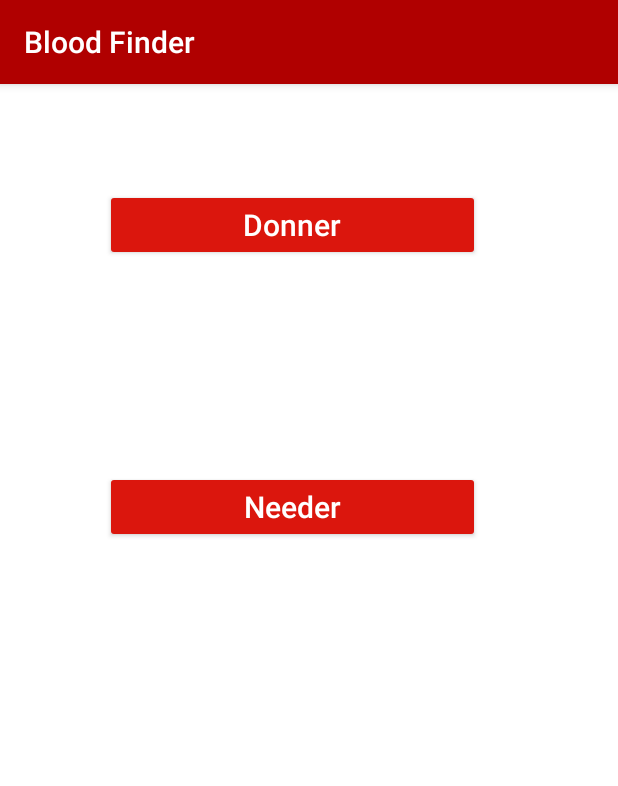
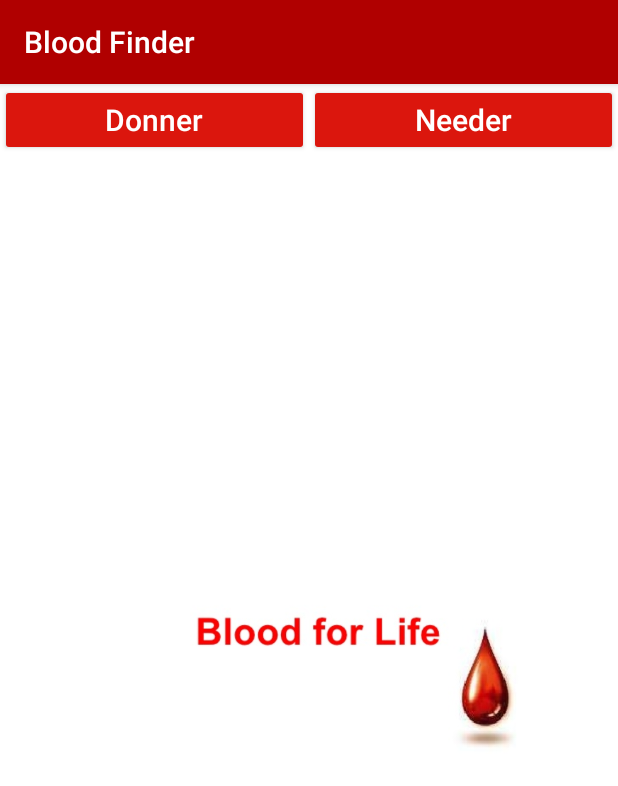
Before and after one commit to nalinisaxena/blood-finder, an Android app: the options screen opened directly, with no data from a screen before it, on a phone screen of 412 x 824 dp. Shown: the top 786 px of the screen. Run offline under Robolectric (Android 15) with nearby library versions, the phone set to English and light mode, and no system bars.

Commit message:
donner options

```diff
--- a/App/src/main/java/com/example/nalini/testing/donner_option.java
+++ b/App/src/main/java/com/example/nalini/testing/donner_option.java
@@ -11,12 +11,14 @@ import android.view.Window;
 import android.view.WindowManager;
 import android.widget.Button;
 
-public class donner_option extends AppCompatActivity {
+public class donner_option extends AppCompatActivity
+{
 
     private Button btnregister, btnlogin;
 
     @Override
-    protected void onCreate(Bundle savedInstanceState) {
+    protected void onCreate(Bundle savedInstanceState)
+    {
         super.onCreate(savedInstanceState);
         setContentView(R.layout.activity_donner_option);
 
--- a/App/src/main/java/com/example/nalini/testing/options.java
+++ b/App/src/main/java/com/example/nalini/testing/options.java
@@ -8,12 +8,14 @@ import android.view.Window;
 import android.view.WindowManager;
 import android.widget.Button;
 
-public class options extends AppCompatActivity {
+public class options extends AppCompatActivity
+{
 
     private Button btndonner, btnneeder;
 
     @Override
-    protected void onCreate(Bundle savedInstanceState) {
+    protected void onCreate(Bundle savedInstanceState)
+    {
         super.onCreate(savedInstanceState);
         setContentView(R.layout.activity_options);
 
--- a/App/src/main/res/layout/activity_main.xml
+++ b/App/src/main/res/layout/activity_main.xml
@@ -8,6 +8,7 @@
     android:paddingLeft="@dimen/activity_horizontal_margin"
     android:paddingRight="@dimen/activity_horizontal_margin"
     android:paddingTop="@dimen/activity_vertical_margin"
+
     tools:context="com.example.nalini.testing.MainActivity">
 
 
@@ -15,6 +16,6 @@
     <ImageView
         android:layout_width="match_parent"
         android:layout_height="match_parent"
-        android:src="@drawable/bspl"/>
+        android:src="@drawable/aa"/>
 
 </RelativeLayout>
--- a/App/src/main/res/layout/activity_options.xml
+++ b/App/src/main/res/layout/activity_options.xml
@@ -10,30 +10,36 @@
     <LinearLayout
         android:layout_width="match_parent"
         android:layout_height="wrap_content"
-        android:orientation="vertical">
+        android:orientation="horizontal">
 
     <Button
             android:id="@+id/btndonner"
-            android:layout_width="250dp"
+            android:layout_width="wrap_content"
             android:layout_height="wrap_content"
             android:text="Donner"
             android:layout_weight="1"
-            android:layout_margin="70dp"
+
             android:backgroundTint="#DB160D"
             android:textSize="20sp"
             android:textColor="#FFFFFF"
             android:textAllCaps="false"
-            android:layout_centerHorizontal="true"/>
+            />
 
         <Button android:id="@+id/btnneeder"
-            android:layout_width="250dp"
+            android:layout_width="wrap_content"
             android:layout_height="wrap_content"
             android:backgroundTint="#DB160D"
             android:textColor="#FFFFFF"
-            android:layout_margin="70dp"
+            android:layout_weight="1"
             android:textSize="20sp"
             android:text="Needer"
-            android:textAllCaps="false"
-            android:layout_centerHorizontal="true"/>
+            android:textAllCaps="false"/>
+
+
     </LinearLayout>
+    <ImageView
+
+        android:layout_width="match_parent"
+        android:layout_height="match_parent"
+        android:src="@drawable/option"/>
 </RelativeLayout>
--- a/build.gradle
+++ b/build.gradle
@@ -7,6 +7,7 @@ buildscript {
     dependencies {
         classpath 'com.android.tools.build:gradle:2.2.3'
         classpath 'com.google.gms:google-services:3.0.0'
+
 
 
         // NOTE: Do not place your application dependencies here; they belong
```
Also changed, not shown: App/src/main/res/drawable/ic_compare_arrows_black_24dp.xml (added, +9 -0 lines), App/src/main/res/drawable/ic_landscape_black_24dp.xml (added, +9 -0 lines), App/src/main/res/drawable/ic_live_help_black_24dp.xml (added, +9 -0 lines), App/src/main/res/drawable/ic_phone_black_24dp.xml (added, +9 -0 lines), App/src/main/res/layout/activity_donner_option.xml (+14 -8 lines), App/src/main/res/layout/content_navigation_drawer.xml (+7 -8 lines), App/src/main/res/menu/activity_navigation_drawer_drawer.xml (+8 -8 lines), App/src/main/res/drawable/aa.jpg (added), App/src/main/res/drawable/doneroption.jpg (added), App/src/main/res/drawable/option.jpg (added), App/src/main/res/drawable/splash.jpg (added).
